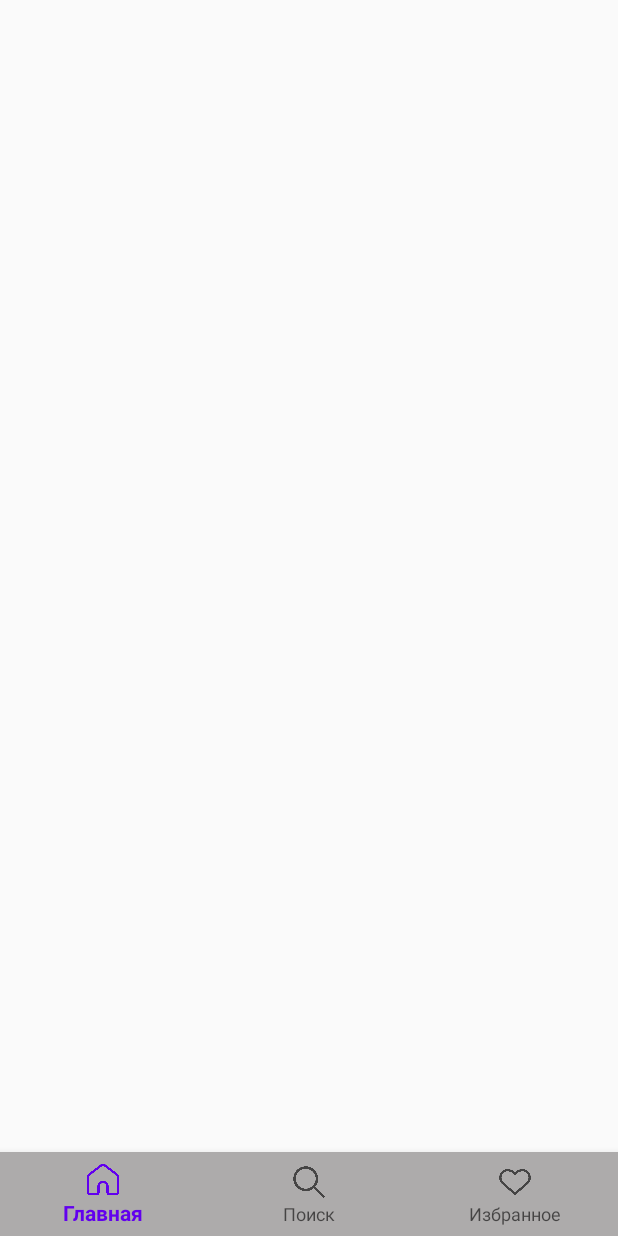
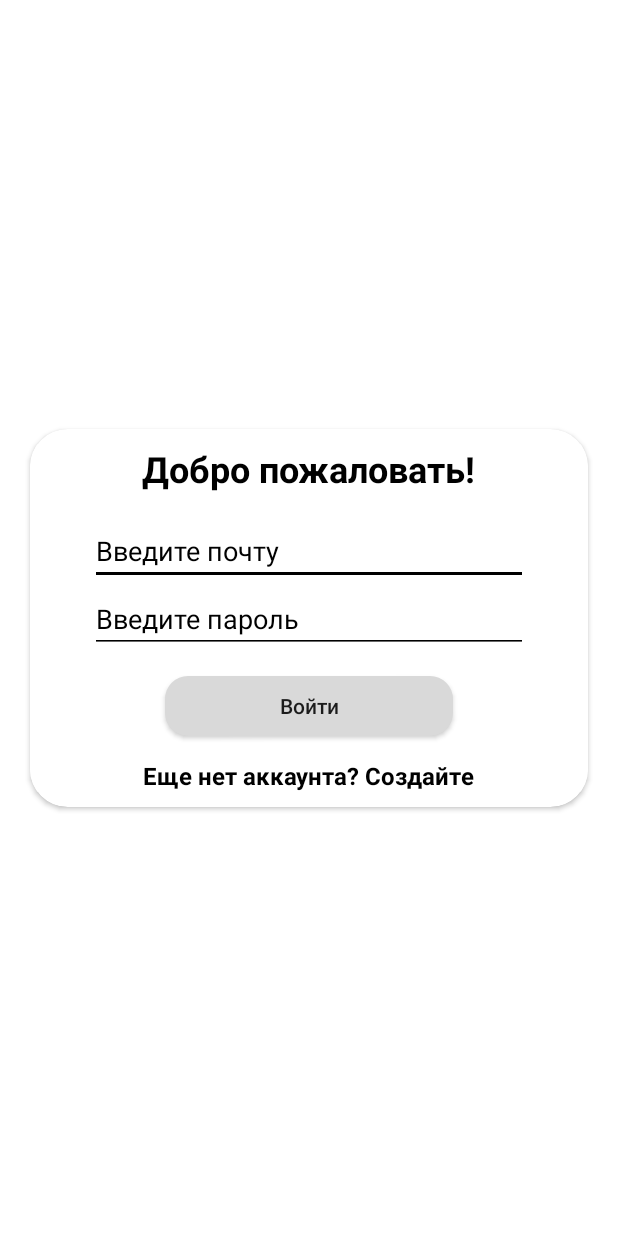
Before and after one commit to sssksmotri/proekt_kartochki, an Android app: the screen it shows after launch (MainActivity before the commit, login after it), on a phone screen of 412 x 824 dp. Run offline under Robolectric (Android 15) with nearby library versions, the light colour scheme and no system bars; our stand-ins replace Firebase (no records; nobody signed in at launch, a user with empty details on screens opened directly).

Commit message:
Добавил регистрацию с авторизацией

```diff
--- a/app/build.gradle.kts
+++ b/app/build.gradle.kts
@@ -45,6 +45,8 @@ dependencies {
     implementation(libs.androidx.constraintlayout)
     implementation(libs.firebase.database)
     implementation("com.github.bumptech.glide:glide:4.16.0")
+    implementation(libs.firebase.auth)
+    implementation(libs.firebase.firestore.ktx)
     testImplementation(libs.junit)
     androidTestImplementation(libs.androidx.junit)
     androidTestImplementation(libs.androidx.espresso.core)
--- /dev/null
+++ b/app/src/main/java/com/example/kartochki/login.kt
@@ -0,0 +1,83 @@
+package com.example.kartochki
+
+import android.content.Intent
+import android.content.SharedPreferences
+import android.os.Bundle
+import android.util.Log
+import android.widget.Button
+import android.widget.EditText
+import android.widget.TextView
+import android.widget.Toast
+import androidx.appcompat.app.AppCompatActivity
+import com.google.android.gms.tasks.OnCompleteListener
+import com.google.android.gms.tasks.Task
+import com.google.firebase.auth.AuthResult
+import com.google.firebase.auth.FirebaseAuth
+
+class login : AppCompatActivity() {
+    private lateinit var edEmail: EditText
+    private lateinit var edPassword: EditText
+    private lateinit var btn_login: Button
+    private lateinit var mAuth: FirebaseAuth
+
+    private lateinit var register_txt: TextView
+
+    override fun onCreate(savedInstanceState: Bundle?) {
+        super.onCreate(savedInstanceState)
+        setContentView(R.layout.activity_login)
+
+        mAuth = FirebaseAuth.getInstance()
+        edEmail = findViewById(R.id.loginEditText)
+        edPassword = findViewById(R.id.passwordEditText)
+        btn_login = findViewById(R.id.loginButton)
+        register_txt = findViewById(R.id.loginLinktoRegisterActivity)
+
+        val sharedPreferences = getSharedPreferences("MyPrefs", MODE_PRIVATE)
+        val savedUserID = sharedPreferences.getString("userID", null)
+        Log.d("SavedUserID", "UserID: $savedUserID")
+        if (savedUserID != null) {
+            Log.d("LoginScreen", "User already logged in, redirecting to MainActivity")
+            val intent = Intent(this@login, MainActivity::class.java)
+            startActivity(intent)
+            finish()
+        } else {
+            Log.d("LoginScreen", "Initializing login screen")
+            initializeLoginScreen()
+        }
+    }
+
+    private fun initializeLoginScreen() {
+        register_txt.setOnClickListener {
+            val intent = Intent(this@login, Register::class.java)
+            startActivity(intent)
+        }
+
+        btn_login.setOnClickListener {
+            val email = edEmail.text.toString()
+            val password = edPassword.text.toString()
+
+            if (email.isEmpty() || password.isEmpty()) {
+                Toast.makeText(this@login, "Fields cannot be empty", Toast.LENGTH_SHORT).show()
+            } else {
+                mAuth.signInWithEmailAndPassword(email, password)
+                    .addOnCompleteListener(this@login) { task ->
+                        if (task.isSuccessful) {
+                            val sharedPreferences = getSharedPreferences("MyPrefs", MODE_PRIVATE)
+                            val editor = sharedPreferences.edit()
+                            editor.putString("userID", mAuth.currentUser!!.uid)
+                            editor.apply()
+
+                            Log.d("LoginScreen", "User logged in successfully, redirecting to MainActivity")
+                            val intent = Intent(this@login, MainActivity::class.java)
+                            startActivity(intent)
+                            finish()
+                        } else {
+                            Log.w("LoginScreen", "signInWithEmail:failure", task.exception)
+                            Toast.makeText(this@login, "Authentication failed.", Toast.LENGTH_SHORT).show()
+                        }
+                    }
+
+            }
+        }
+    }
+}
--- /dev/null
+++ b/app/src/main/res/drawable/rounded_button.xml
@@ -0,0 +1,5 @@
+<shape xmlns:android="http://schemas.android.com/apk/res/android"
+    android:shape="rectangle">
+    <solid android:color="#D9D9D9"/>
+    <corners android:radius="15dp" />
+</shape>
--- /dev/null
+++ b/app/src/main/res/layout/activity_login.xml
@@ -0,0 +1,89 @@
+<?xml version="1.0" encoding="utf-8"?>
+<RelativeLayout xmlns:android="http://schemas.android.com/apk/res/android"
+    xmlns:app="http://schemas.android.com/apk/res-auto"
+    xmlns:tools="http://schemas.android.com/tools"
+    android:layout_width="match_parent"
+    android:layout_gravity="center"
+    android:layout_height="match_parent"
+    tools:context=".login"
+    android:background="@color/white">
+
+    <androidx.cardview.widget.CardView
+        android:layout_width="match_parent"
+        android:layout_height="wrap_content"
+        android:layout_centerInParent="true"
+        android:layout_marginStart="20dp"
+        android:background="@color/back"
+        android:layout_marginTop="20dp"
+        android:layout_marginEnd="20dp"
+        android:layout_marginBottom="20dp"
+        app:cardCornerRadius="25dp">
+        <LinearLayout
+            android:layout_width="match_parent"
+            android:layout_height="wrap_content"
+            android:layout_centerVertical="true"
+            android:layout_marginTop="10dp"
+            android:layout_marginBottom="10dp"
+            android:background="@color/white"
+            android:gravity="center"
+            android:orientation="vertical">
+
+            <TextView
+                android:layout_width="wrap_content"
+                android:layout_height="wrap_content"
+                android:text="Добро пожаловать!"
+                android:textSize="24sp"
+                android:textStyle="bold"
+                android:textColor="@android:color/black"
+                android:layout_marginBottom="16dp" />
+            <EditText
+                android:id="@+id/loginEditText"
+                android:layout_width="match_parent"
+                android:layout_height="wrap_content"
+                android:hint="Введите почту"
+                android:layout_marginStart="40dp"
+                android:layout_marginEnd="40dp"
+                android:selectAllOnFocus="true"
+                android:textColorHint="@color/black"
+                android:textColor="@color/black"
+                android:backgroundTint="@color/black"/>
+
+            <EditText
+                android:id="@+id/passwordEditText"
+                android:layout_width="match_parent"
+                android:layout_height="wrap_content"
+                android:hint="Введите пароль"
+                android:layout_marginStart="40dp"
+                android:layout_marginEnd="40dp"
+                android:inputType="textPassword"
+                android:shadowColor="@color/black"
+                android:textColor="@color/black"
+                android:textColorHighlight="@color/black"
+                android:backgroundTint="@color/black"
+                android:textColorHint="@color/black"/>
+            <androidx.appcompat.widget.AppCompatButton
+                android:id="@+id/loginButton"
+                android:layout_width="match_parent"
+                android:layout_height="40dp"
+                android:text="Войти"
+                android:layout_marginTop="15dp"
+                android:layout_marginBottom="15dp"
+                android:textAllCaps="false"
+                android:layout_marginStart="90dp"
+                android:layout_marginEnd="90dp"
+                android:background="@drawable/rounded_button"/>
+            <TextView
+                android:id="@+id/loginLinktoRegisterActivity"
+                android:layout_width="wrap_content"
+                android:layout_height="wrap_content"
+                android:text="Еще нет аккаунта? Создайте"
+                android:textColor="@android:color/black"
+                android:clickable="true"
+                android:textSize="16sp"
+                android:textStyle="bold"
+                android:gravity="center"
+                android:onClick="onRegisterLinkClick" />
+
+        </LinearLayout>
+    </androidx.cardview.widget.CardView>
+</RelativeLayout>
--- a/app/src/main/res/values/colors.xml
+++ b/app/src/main/res/values/colors.xml
@@ -8,4 +8,5 @@
     <color name="black">#FF000000</color>
     <color name="white">#FFFFFFFF</color>
     <color name="lightgray">#ADABAB</color>
+    <color name="back">#E6E6E6</color>
 </resources>
--- a/gradle/libs.versions.toml
+++ b/gradle/libs.versions.toml
@@ -13,6 +13,7 @@ googleGmsGoogleServices = "4.4.2"
 firebaseDatabase = "21.0.0"
 firebaseStorage = "21.0.0"
 firebaseAuth = "23.0.0"
+firebaseFirestoreKtx = "25.0.0"
 
 [libraries]
 androidx-core-ktx = { group = "androidx.core", name = "core-ktx", version.ref = "coreKtx" }
@@ -26,6 +27,7 @@ androidx-constraintlayout = { group = "androidx.constraintlayout", name = "const
 firebase-database = { group = "com.google.firebase", name = "firebase-database", version.ref = "firebaseDatabase" }
 firebase-storage = { group = "com.google.firebase", name = "firebase-storage", version.ref = "firebaseStorage" }
 firebase-auth = { group = "com.google.firebase", name = "firebase-auth", version.ref = "firebaseAuth" }
+firebase-firestore-ktx = { group = "com.google.firebase", name = "firebase-firestore-ktx", version.ref = "firebaseFirestoreKtx" }
 
 [plugins]
 android-application = { id = "com.android.application", version.ref = "agp" }
```
Also changed, not shown: app/src/main/AndroidManifest.xml (+8 -2 lines), app/src/main/java/com/example/kartochki/Models/User.kt (added, +45 -0 lines), app/src/main/java/com/example/kartochki/Register.kt (added, +78 -0 lines), app/src/main/res/layout/activity_register.xml (added, +92 -0 lines), 1 other file.
